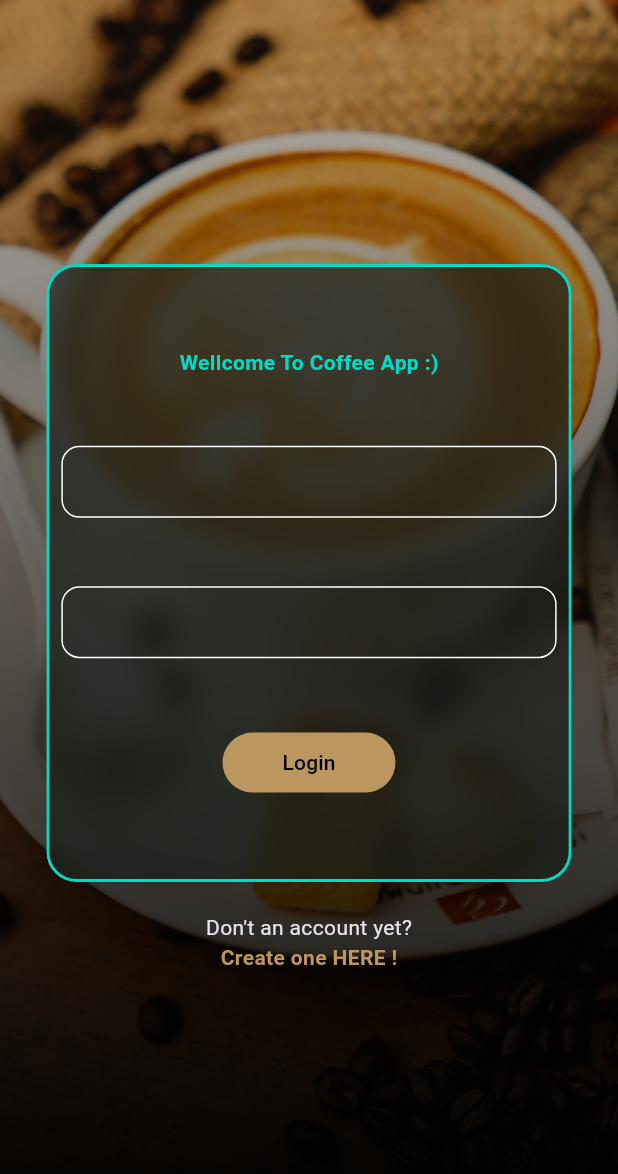
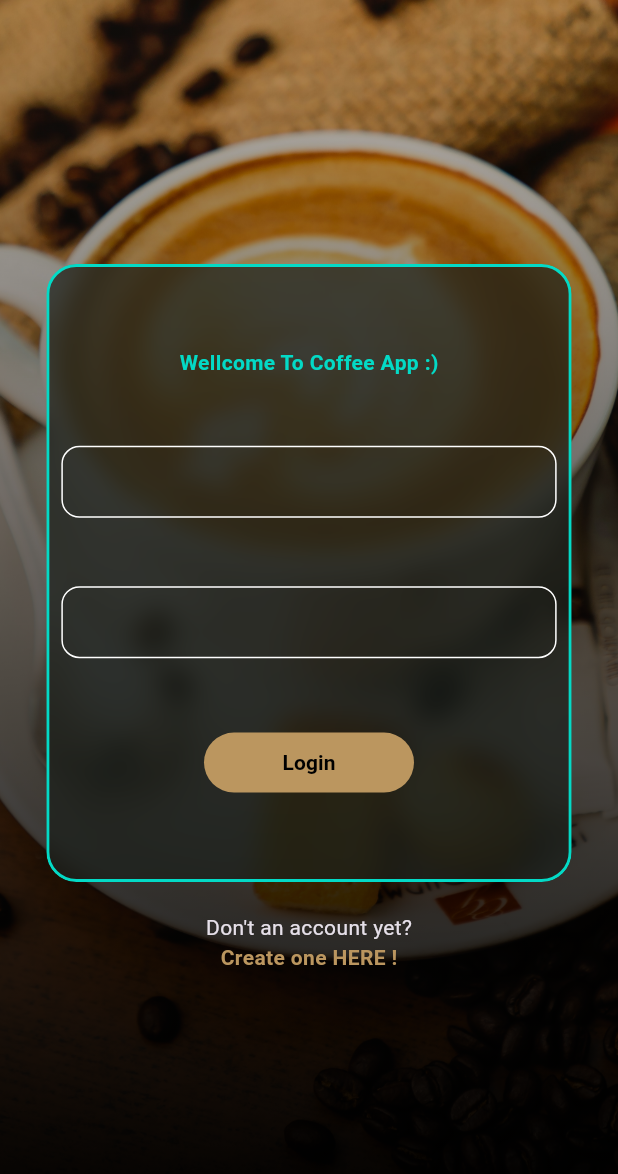
Before and after one commit to NathanDraco22/coffee-app, a Flutter app: the screen it shows after launch, on a phone screen of 412 x 824 dp. Shown: the top 1174 px of the screen. Run offline on Flutter 3.47's test engine with Material 2 defaults, Android fonts, the phone set to English and light mode, and no system bars.

Commit message:
Custom package added

```diff
--- a/lib/src/login/presentation/login_screen.dart
+++ b/lib/src/login/presentation/login_screen.dart
@@ -1,5 +1,6 @@
 import 'dart:ui';
 import 'package:flutter/material.dart';
+import 'package:loading_button/loading_button.dart';
 
 class LoginScreen extends StatelessWidget {
   const LoginScreen({super.key});
@@ -7,15 +8,29 @@ class LoginScreen extends StatelessWidget {
   @override
   Widget build(BuildContext context) {
     return Scaffold(
-      backgroundColor: const Color(0xFF1a1f1b),
       body: Column(
         children:  [
           Stack(
             alignment: Alignment.center,
-            children: [
-              const _BackGround(),
+            children: const[
+              _BackgroundLogin(),
               Positioned(
-                child: Column(
+                child: _LoginForm()
+              )
+            ],
+          ),
+        ],
+      )
+    );
+  }
+}
+
+class _LoginForm extends StatelessWidget {
+  const _LoginForm();
+
+  @override
+  Widget build(BuildContext context) {
+    return Column(
       children: [
         BlurBox(
           child: Padding(
@@ -23,19 +38,27 @@ class LoginScreen extends StatelessWidget {
             child: Column(
               mainAxisAlignment: MainAxisAlignment.spaceEvenly,
               children: [
-                            Text("Wellcome To Coffee App :)", style: TextStyle(
+                Text(
+                  "Wellcome To Coffee App :)",
+                  style: TextStyle(
                     fontWeight: FontWeight.bold,
                     color: Theme.of(context).colorScheme.secondary
-                            ),),
+                  ),
+                ),
                 const TextField(),
                 const TextField(),
-                            FilledButton(
-                              style: FilledButton.styleFrom(
-                                elevation: 0.0,
-                                padding: const EdgeInsets.symmetric(horizontal:40 )
+                LinearLoadingButton(
+                  onPressed: (setLoading) async{
+                    setLoading(true);
+                    await Future.delayed(const Duration(seconds: 2));
+                    setLoading(false);
+                  },
+                  child: const Text(
+                    "Login",
+                    style: TextStyle(
+                      fontWeight: FontWeight.bold
                     ),
-                              onPressed: () {},
-                              child: const Text("Login")
+                  ),
                 )
               ],
             ),
@@ -43,18 +66,9 @@ class LoginScreen extends StatelessWidget {
         ),
 
         const SizedBox(height: 20,),
-
         const _CreateAccountWidget()
 
-
-
       ],
-                )
-              )
-            ],
-          ),
-        ],
-      )
     );
   }
 }
@@ -91,7 +105,6 @@ class BlurBox extends StatelessWidget {
 
   final Widget? child;
 
-
   @override
   Widget build(BuildContext context) {
     final media = MediaQuery.of(context).size;
@@ -117,8 +130,8 @@ class BlurBox extends StatelessWidget {
   }
 }
 
-class _BackGround extends StatelessWidget {
-  const _BackGround();
+class _BackgroundLogin extends StatelessWidget {
+  const _BackgroundLogin();
 
   @override
   Widget build(BuildContext context) {
--- /dev/null
+++ b/packages/loading_button/analysis_options.yaml
@@ -0,0 +1,4 @@
+include: package:flutter_lints/flutter.yaml
+
+# Additional information about this file can be found at
+# https://dart.dev/guides/language/analysis-options
--- /dev/null
+++ b/packages/loading_button/lib/loading_button.dart
@@ -0,0 +1,3 @@
+library loading_button;
+
+export 'package:loading_button/src/linear_loading_button.dart';
--- /dev/null
+++ b/packages/loading_button/lib/src/linear_loading_button.dart
@@ -0,0 +1,43 @@
+import 'package:flutter/material.dart';
+
+class LinearLoadingButton extends StatelessWidget {
+  const LinearLoadingButton({
+    super.key,
+    required this.onPressed,
+    this.padding = const EdgeInsets.symmetric(horizontal: 10),
+    this.width = 120,
+    this.child
+  });
+
+  final EdgeInsetsGeometry? padding;
+  final double width;
+  final void Function(void Function(bool value) setLoading ) onPressed;
+  final Widget? child;
+
+  @override
+  Widget build(BuildContext context) {
+    ValueNotifier<bool> isLoadingNotifier = ValueNotifier(false);
+    void setLoading( bool value ) => isLoadingNotifier.value = value;
+    return ValueListenableBuilder(
+      valueListenable: isLoadingNotifier,
+      builder: (context, value, algo) {
+        return FilledButton(
+          style: FilledButton.styleFrom(
+            elevation: 0.0,
+            padding: padding
+          ),
+          onPressed: value ? null : () => onPressed(setLoading),
+          child: SizedBox(
+            width: width,
+            child: AnimatedSwitcher(
+              duration: const Duration(milliseconds: 300),
+              child: value
+                ? const LinearProgressIndicator()
+                : child
+            ),
+          )
+        );
+      }
+    );
+  }
+}
--- a/pubspec.yaml
+++ b/pubspec.yaml
@@ -36,6 +36,8 @@ dependencies:
   # The following adds the Cupertino Icons font to your application.
   # Use with the CupertinoIcons class for iOS style icons.
   cupertino_icons: ^1.0.2
+  loading_button:
+    path: packages/loading_button
 
 dev_dependencies:
   flutter_test:
```
Also changed, not shown: packages/loading_button/pubspec.yaml (added, +54 -0 lines), pubspec.lock, 21 other files. Lines whose indentation alone changed are shown as unchanged.
